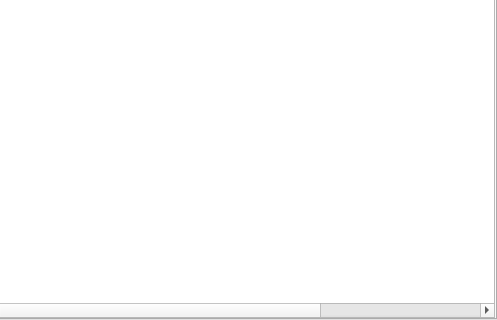
Before: the Qt Designer form maindialog.ui in drawn1234/NestDisk, drawn with Qt 5; both pictures show x 177 to 674 and y 192 to 512 of the 674 by 512 pixel window.
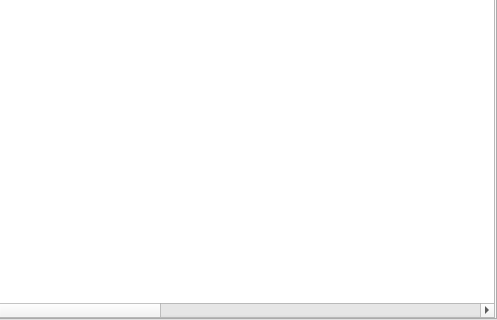
After: the same form once the commit is applied. The open tabs and pages were chosen to show the change. Icons and pictures are not drawn.

Patch:
```diff
--- a/maindialog.ui
+++ b/maindialog.ui
@@ -815,6 +815,21 @@
                   <string>大小</string>
                  </property>
                 </column>
+                <column>
+                 <property name="text">
+                  <string>速率</string>
+                 </property>
+                </column>
+                <column>
+                 <property name="text">
+                  <string>进度</string>
+                 </property>
+                </column>
+                <column>
+                 <property name="text">
+                  <string/>
+                 </property>
+                </column>
                </widget>
               </item>
              </layout>
```
Left out of the diff: 4 changed lines with no effect on the pictures.
